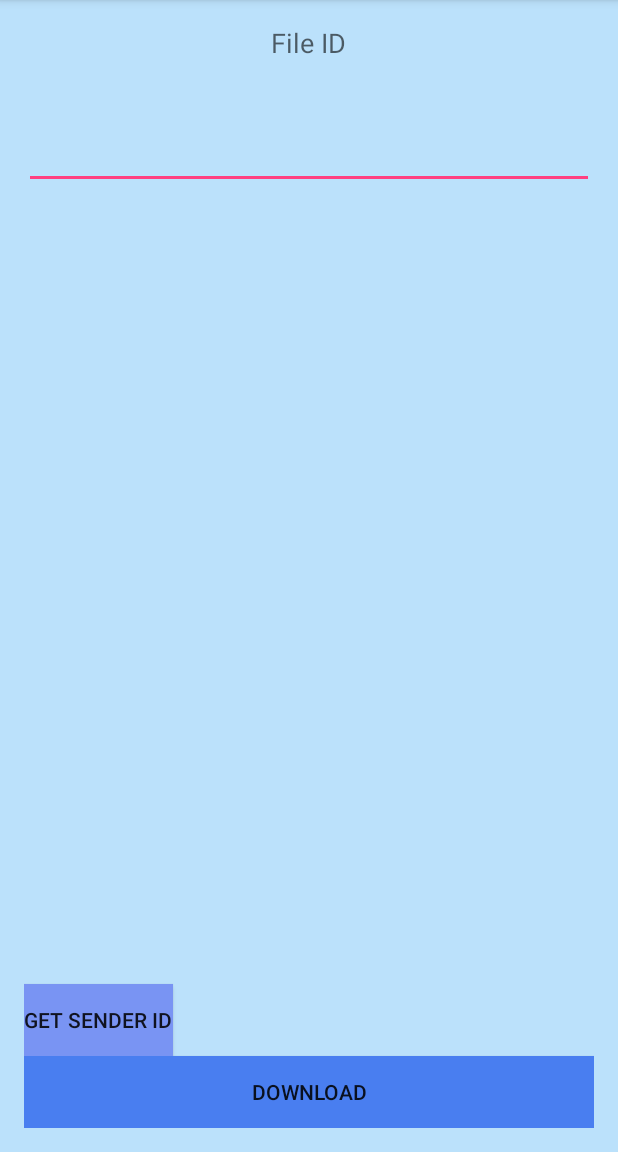
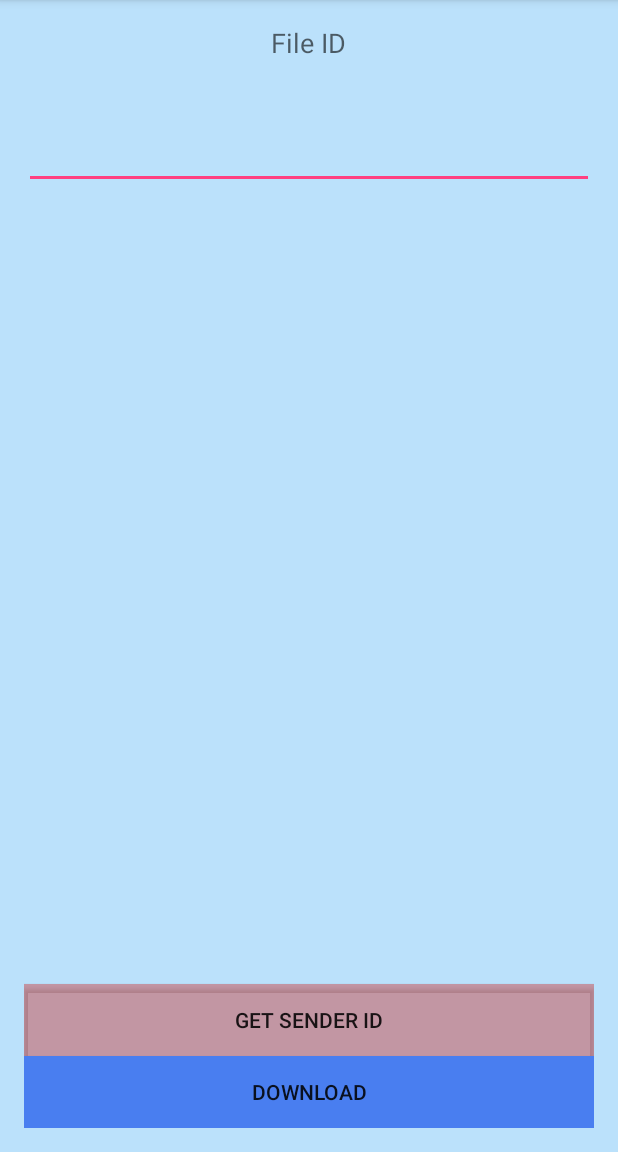
Before and after one commit to fgrape/TSFTP, an Android app: the DownloadActivity screen opened directly, with no data from a screen before it, on a phone screen of 412 x 824 dp, the part 84-1236 px from its top. Run offline under Robolectric (Android 15) with nearby library versions, the phone set to English and light mode, and no system bars.

Commit message:
rosa knappe

```diff
--- a/app/src/main/res/layout/activity_download.xml
+++ b/app/src/main/res/layout/activity_download.xml
@@ -46,7 +46,9 @@
         android:id="@+id/getSenderIDButton"
         android:layout_above="@+id/downloadButton"
         android:layout_alignParentStart="true"
-        android:background="#7994f3" />
+        android:background="#f379a6"
+        android:layout_alignEnd="@+id/downloadButton"
+        android:backgroundTint="#79c94343" />
 
     <TextView
         android:layout_width="wrap_content"
```
